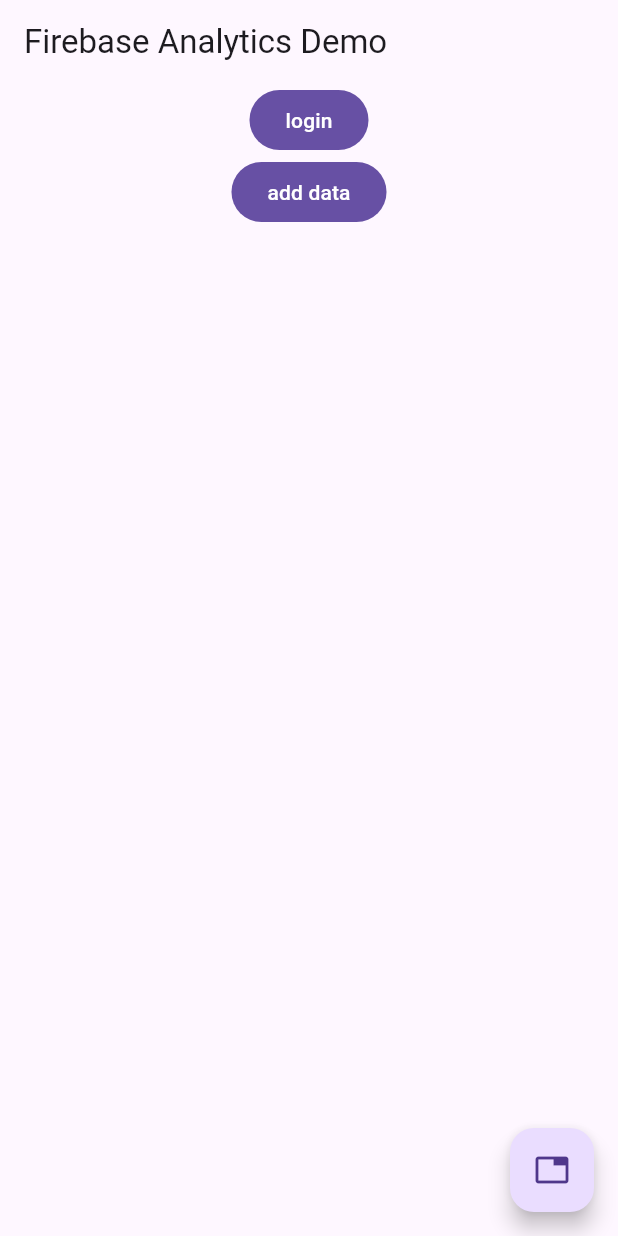
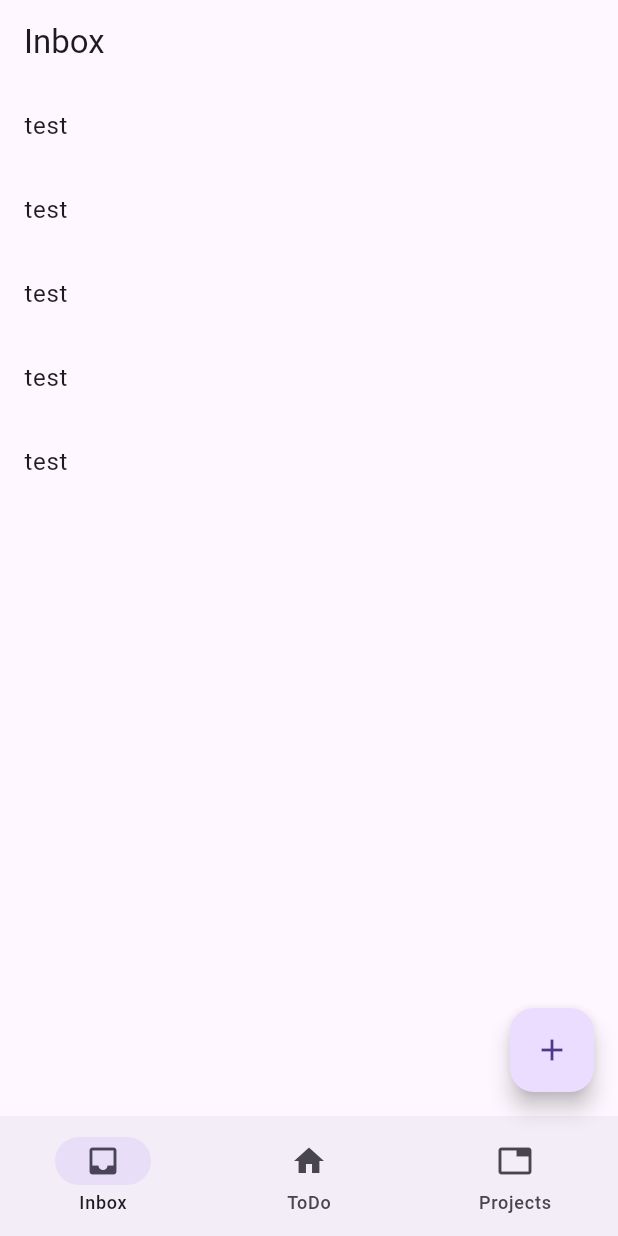
Before and after one commit to o-matsu/matsu-gtd, a Flutter app: the screen it shows after launch, on a phone screen of 412 x 824 dp. Run offline on Flutter 3.47's test engine with Material 3 defaults, Android fonts, the phone set to English and light mode, and no system bars; our stand-ins replace cloud_firestore, firebase_analytics, firebase_auth, firebase_core, go_router, google_sign_in; accounts and stored records are empty; statements that could not run were skipped.

Commit message:
feat: Implement routing with go_router and create Inbox screen

```diff
--- /dev/null
+++ b/lib/features/inbox/inbox_screen.dart
@@ -0,0 +1,42 @@
+import 'package:flutter/material.dart';
+
+class InboxScreen extends StatelessWidget {
+  const InboxScreen({super.key});
+
+  @override
+  Widget build(BuildContext context) {
+    return Scaffold(
+      appBar: AppBar(
+        title: Text('Inbox'),
+      ),
+      body: ListView.builder(
+        itemCount: 5,
+        itemBuilder: (context, index) {
+          return ListTile(
+            title: Text('test'),
+          );
+        },
+      ),
+      floatingActionButton: FloatingActionButton(
+        onPressed: () {},
+        child: Icon(Icons.add),
+      ),
+      bottomNavigationBar: NavigationBar(
+        destinations: [
+          NavigationDestination(
+            icon: Icon(Icons.inbox),
+            label: 'Inbox',
+          ),
+          NavigationDestination(
+            icon: Icon(Icons.home),
+            label: 'ToDo',
+          ),
+          NavigationDestination(
+            icon: Icon(Icons.tab),
+            label: 'Projects',
+          ),
+        ],
+      ),
+    );
+  }
+}
--- a/lib/main.dart
+++ b/lib/main.dart
@@ -11,6 +11,7 @@
 import 'package:flutter/foundation.dart';
 import 'package:flutter/material.dart';
 import 'package:matsu_gtd/firebase_auth.dart';
+import 'package:matsu_gtd/router.dart';
 
 import 'firebase_options.dart';
 
@@ -38,17 +39,13 @@
 
   @override
   Widget build(BuildContext context) {
-    return MaterialApp(
+    return MaterialApp.router(
       title: 'Firebase Analytics Demo',
       theme: ThemeData(
         primarySwatch: Colors.blue,
       ),
-      navigatorObservers: <NavigatorObserver>[observer],
-      home: MyHomePage(
-        title: 'Firebase Analytics Demo',
-        analytics: analytics,
-        observer: observer,
-      ),
+      // navigatorObservers: <NavigatorObserver>[observer],
+      routerConfig: router,
     );
   }
 }
--- /dev/null
+++ b/lib/router.dart
@@ -0,0 +1,23 @@
+import 'package:flutter/material.dart';
+import 'package:go_router/go_router.dart';
+import 'package:matsu_gtd/features/inbox/inbox_screen.dart';
+
+part 'router.g.dart';
+
+@TypedGoRoute<InboxRoute>(
+  path: InboxRoute.path,
+  routes: [],
+)
+class InboxRoute extends GoRouteData {
+  const InboxRoute();
+
+  static const String path = '/inbox';
+
+  @override
+  Widget build(context, state) => InboxScreen();
+}
+
+final router = GoRouter(
+  routes: $appRoutes,
+  initialLocation: '/inbox',
+);
--- a/pubspec.yaml
+++ b/pubspec.yaml
@@ -39,6 +39,8 @@
   firebase_auth: ^5.4.1
   google_sign_in: ^6.2.2
   cloud_firestore: ^5.6.3
+  go_router: ^14.8.0
+  go_router_builder: ^2.8.0
 
 dev_dependencies:
   flutter_test:
@@ -50,6 +52,7 @@
   # package. See that file for information about deactivating specific lint
   # rules and activating additional ones.
   flutter_lints: ^5.0.0
+  build_runner: ^2.4.15
 
 # For information on the generic Dart part of this file, see the
 # following page: https://dart.dev/tools/pub/pubspec
```
Also changed, not shown: lib/router.g.dart (added), pubspec.lock, 1 other file.
